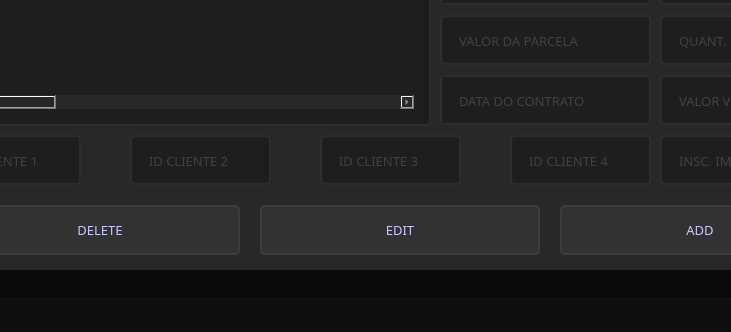
Old version of the form Qt/edit_obra.ui in the repository GLimas99/MakeForms; both pictures show x 114 to 845 and y 556 to 888 of the 1039 by 888 pixel window.
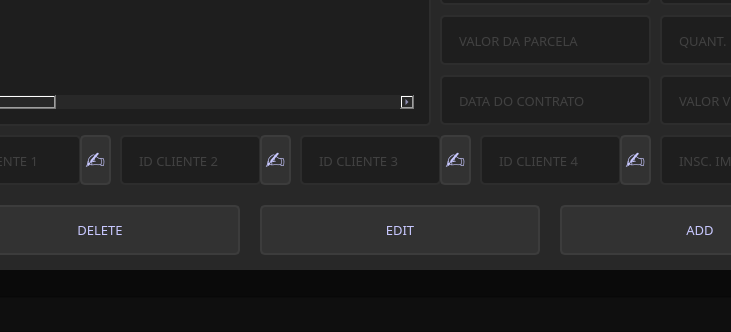
New version of the form. Icons and pictures are not drawn.

The edit to the form file:
```diff
--- a/Qt/edit_obra.ui
+++ b/Qt/edit_obra.ui
@@ -1166,7 +1166,7 @@
          <widget class="QLineEdit" name="txt_idcli3">
           <property name="geometry">
            <rect>
-            <x>390</x>
+            <x>370</x>
             <y>630</y>
             <width>141</width>
             <height>50</height>
@@ -1204,7 +1204,7 @@
          <widget class="QLineEdit" name="txt_idcli4">
           <property name="geometry">
            <rect>
-            <x>580</x>
+            <x>550</x>
             <y>630</y>
             <width>141</width>
             <height>50</height>
@@ -1242,7 +1242,7 @@
          <widget class="QLineEdit" name="txt_idcli2">
           <property name="geometry">
            <rect>
-            <x>200</x>
+            <x>190</x>
             <y>630</y>
             <width>141</width>
             <height>50</height>
@@ -1391,6 +1391,158 @@
            <string>INSC. IMOBILIÁRIA</string>
           </property>
          </widget>
+         <widget class="QPushButton" name="btn_copy_2">
+          <property name="geometry">
+           <rect>
+            <x>150</x>
+            <y>630</y>
+            <width>31</width>
+            <height>50</height>
+           </rect>
+          </property>
+          <property name="font">
+           <font>
+            <pointsize>18</pointsize>
+            <weight>50</weight>
+            <italic>false</italic>
+            <bold>false</bold>
+           </font>
+          </property>
+          <property name="styleSheet">
+           <string notr="true">QPushButton{
+	background-color:rgb(50, 50, 50);
+	border:2px solid rgb(60, 60, 60);
+	border-radius:5px;
+	font: 18pt ;
+}
+QPushButton:hover{
+	background-color:rgb(60, 60, 60);
+	border: 2px solid rgb(70, 70, 70);
+}
+QPushButton:pressed{
+	background-color:rgb(250, 230, 0);
+	border: 2px solid rgb(255, 165, 24);
+	color: rgb(35, 35, 35);
+}</string>
+          </property>
+          <property name="text">
+           <string>✍</string>
+          </property>
+         </widget>
+         <widget class="QPushButton" name="btn_copy_3">
+          <property name="geometry">
+           <rect>
+            <x>330</x>
+            <y>630</y>
+            <width>31</width>
+            <height>50</height>
+           </rect>
+          </property>
+          <property name="font">
+           <font>
+            <pointsize>18</pointsize>
+            <weight>50</weight>
+            <italic>false</italic>
+            <bold>false</bold>
+           </font>
+          </property>
+          <property name="styleSheet">
+           <string notr="true">QPushButton{
+	background-color:rgb(50, 50, 50);
+	border:2px solid rgb(60, 60, 60);
+	border-radius:5px;
+	font: 18pt ;
+}
+QPushButton:hover{
+	background-color:rgb(60, 60, 60);
+	border: 2px solid rgb(70, 70, 70);
+}
+QPushButton:pressed{
+	background-color:rgb(250, 230, 0);
+	border: 2px solid rgb(255, 165, 24);
+	color: rgb(35, 35, 35);
+}</string>
+          </property>
+          <property name="text">
+           <string>✍</string>
+          </property>
+         </widget>
+         <widget class="QPushButton" name="btn_copy_4">
+          <property name="geometry">
+           <rect>
+            <x>510</x>
+            <y>630</y>
+            <width>31</width>
+            <height>50</height>
+           </rect>
+          </property>
+          <property name="font">
+           <font>
+            <pointsize>18</pointsize>
+            <weight>50</weight>
+            <italic>false</italic>
+            <bold>false</bold>
+           </font>
+          </property>
+          <property name="styleSheet">
+           <string notr="true">QPushButton{
+	background-color:rgb(50, 50, 50);
+	border:2px solid rgb(60, 60, 60);
+	border-radius:5px;
+	font: 18pt ;
+}
+QPushButton:hover{
+	background-color:rgb(60, 60, 60);
+	border: 2px solid rgb(70, 70, 70);
+}
+QPushButton:pressed{
+	background-color:rgb(250, 230, 0);
+	border: 2px solid rgb(255, 165, 24);
+	color: rgb(35, 35, 35);
+}</string>
+          </property>
+          <property name="text">
+           <string>✍</string>
+          </property>
+         </widget>
+         <widget class="QPushButton" name="btn_copy_5">
+          <property name="geometry">
+           <rect>
+            <x>690</x>
+            <y>630</y>
+            <width>31</width>
+            <height>50</height>
+           </rect>
+          </property>
+          <property name="font">
+           <font>
+            <pointsize>18</pointsize>
+            <weight>50</weight>
+            <italic>false</italic>
+            <bold>false</bold>
+           </font>
+          </property>
+          <property name="styleSheet">
+           <string notr="true">QPushButton{
+	background-color:rgb(50, 50, 50);
+	border:2px solid rgb(60, 60, 60);
+	border-radius:5px;
+	font: 18pt ;
+}
+QPushButton:hover{
+	background-color:rgb(60, 60, 60);
+	border: 2px solid rgb(70, 70, 70);
+}
+QPushButton:pressed{
+	background-color:rgb(250, 230, 0);
+	border: 2px solid rgb(255, 165, 24);
+	color: rgb(35, 35, 35);
+}</string>
+          </property>
+          <property name="text">
+           <string>✍</string>
+          </property>
+         </widget>
         </widget>
        </item>
       </layout>
```
